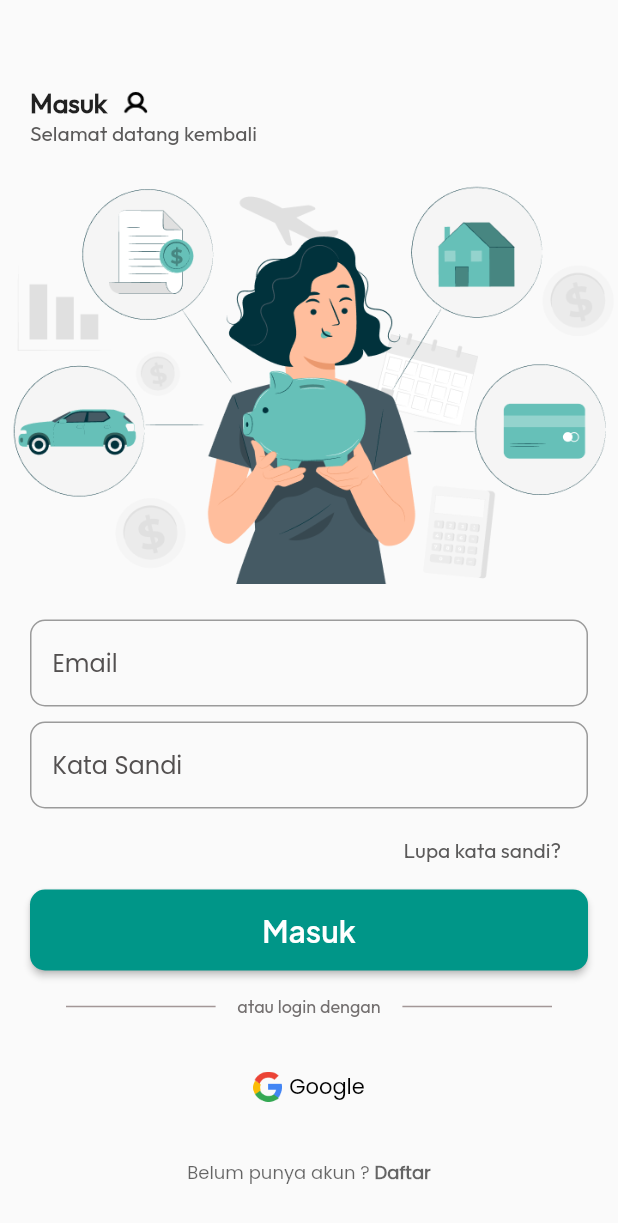
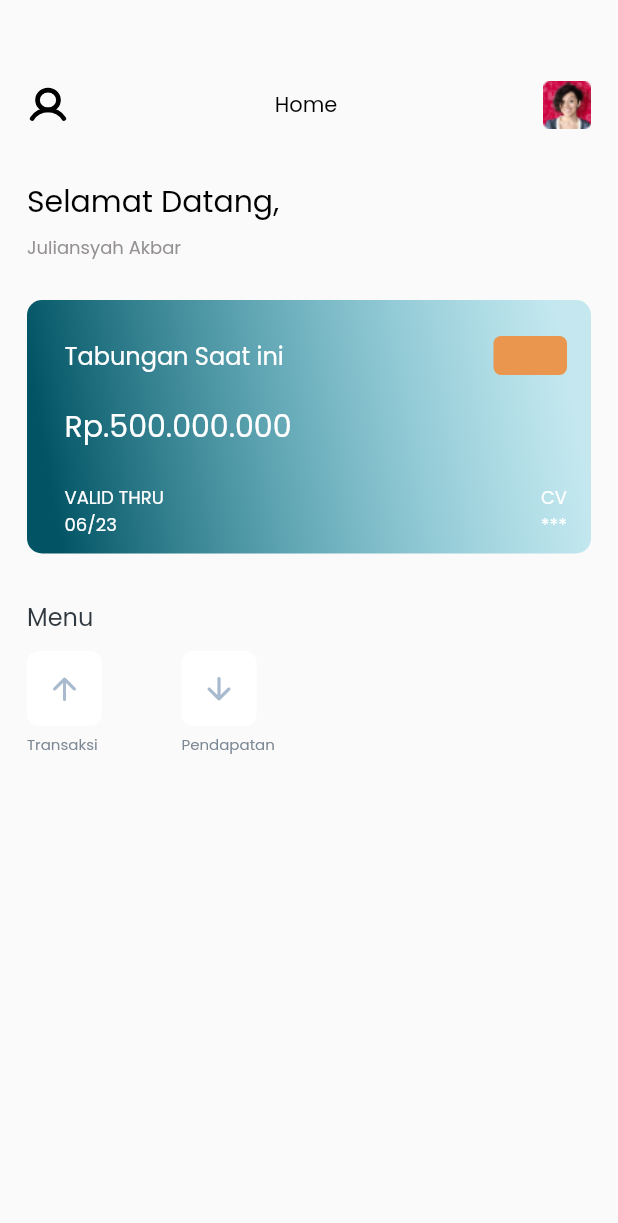
Before and after one commit to berkahIT/Mobile_Dev, a Flutter app: the screen it shows after launch, after a tap on "Masuk", on a phone screen of 412 x 824 dp. Shown: the top 1223 px of the screen. Run offline on Flutter 3.47's test engine with Material 2 defaults, Android fonts, the phone set to English and light mode, and no system bars; our stand-ins replace flutter_svg_provider.

Commit message:
add: home_page

```diff
--- /dev/null
+++ b/lib/home/home.dart
@@ -0,0 +1,227 @@
+import 'package:flutter/material.dart';
+import 'package:flutter_svg_provider/flutter_svg_provider.dart';
+
+class HomePage extends StatelessWidget {
+  const HomePage({super.key});
+
+  @override
+  Widget build(BuildContext context) {
+    return Scaffold(
+      backgroundColor: Color(0xFFFAFAFA),
+      body: SingleChildScrollView(
+        child: Padding(
+          padding: const EdgeInsets.symmetric(horizontal: 18),
+          child:
+              Column(crossAxisAlignment: CrossAxisAlignment.start, children: [
+            Padding(
+              padding: const EdgeInsets.only(top: 54),
+              child: Row(
+                mainAxisAlignment: MainAxisAlignment.spaceBetween,
+                children: [
+                  Image(
+                    image: Svg("assets/icons/User.svg", color: Colors.black),
+                    width: 28,
+                    height: 28,
+                  ),
+                  Padding(
+                    padding: const EdgeInsets.symmetric(horizontal: 109),
+                    child: Text("Home",
+                        style: TextStyle(
+                          fontSize: 14,
+                          color: Colors.black,
+                          fontFamily: "Poppins",
+                          fontWeight: FontWeight.w500,
+                        )),
+                  ),
+                  Image(
+                    image: AssetImage("assets/icons/profil.png"),
+                    width: 32,
+                    height: 32,
+                  )
+                ],
+              ),
+            ),
+            Padding(
+              padding: EdgeInsets.only(top: 33, bottom: 7),
+              child: Text(
+                "Selamat Datang,",
+                style: TextStyle(
+                    color: Colors.black,
+                    fontSize: 20,
+                    fontFamily: "Poppins",
+                    fontWeight: FontWeight.w500),
+              ),
+            ),
+            Text(
+              "Juliansyah Akbar",
+              style: TextStyle(
+                  color: Color(0xFF959191),
+                  fontSize: 12,
+                  fontFamily: "Poppins",
+                  fontWeight: FontWeight.w500),
+            ),
+            Container(
+              margin: EdgeInsets.only(top: 26, bottom: 30),
+              padding:
+                  EdgeInsets.only(top: 24, left: 25, right: 16, bottom: 10),
+              width: double.infinity,
+              decoration: ShapeDecoration(
+                  gradient: LinearGradient(
+                      begin: Alignment(-0.93, 0.36),
+                      end: Alignment(0.93, -0.36),
+                      colors: [Color(0xFF025464), Color(0x4940BBD4)]),
+                  shape: RoundedRectangleBorder(
+                      borderRadius: BorderRadius.circular(10))),
+              child: Column(
+                crossAxisAlignment: CrossAxisAlignment.start,
+                children: [
+                  Row(
+                      mainAxisAlignment: MainAxisAlignment.spaceBetween,
+                      children: [
+                        Text(
+                          "Tabungan Saat ini",
+                          style: TextStyle(
+                              color: Colors.white,
+                              fontSize: 16,
+                              fontFamily: "Poppins",
+                              fontWeight: FontWeight.w500),
+                        ),
+                        Container(
+                          width: 49,
+                          height: 26,
+                          decoration: ShapeDecoration(
+                              color: Color(0xFFEA964F),
+                              shape: RoundedRectangleBorder(
+                                  borderRadius: BorderRadius.circular(5))),
+                        ),
+                      ]),
+                  Padding(
+                    padding: const EdgeInsets.only(top: 19, bottom: 24),
+                    child: Text(
+                      "Rp.500.000.000",
+                      style: TextStyle(
+                          color: Colors.white,
+                          fontSize: 20,
+                          fontFamily: "Poppins",
+                          fontWeight: FontWeight.w500),
+                    ),
+                  ),
+                  Row(
+                    mainAxisAlignment: MainAxisAlignment.spaceBetween,
+                    children: [
+                      Text(
+                        "VALID THRU",
+                        style: TextStyle(
+                            color: Colors.white,
+                            fontSize: 12,
+                            fontFamily: "Poppins",
+                            fontWeight: FontWeight.w400),
+                      ),
+                      Text(
+                        "CV",
+                        style: TextStyle(
+                            color: Colors.white,
+                            fontSize: 12,
+                            fontFamily: "Poppins",
+                            fontWeight: FontWeight.w400),
+                      ),
+                    ],
+                  ),
+                  Row(
+                    mainAxisAlignment: MainAxisAlignment.spaceBetween,
+                    children: [
+                      Text(
+                        "06/23",
+                        style: TextStyle(
+                            color: Colors.white,
+                            fontSize: 12,
+                            fontFamily: "Poppins",
+                            fontWeight: FontWeight.w400),
+                      ),
+                      Text(
+                        "***",
+                        style: TextStyle(
+                            color: Colors.white,
+                            fontSize: 12,
+                            fontFamily: "Poppins",
+                            fontWeight: FontWeight.w400),
+                      ),
+                    ],
+                  )
+                ],
+              ),
+            ),
+            Text(
+              "Menu",
+              style: TextStyle(
+                  color: Color(0xFF303840),
+                  fontSize: 16,
+                  fontFamily: "Poppins",
+                  fontWeight: FontWeight.w500),
+            ),
+            Padding(
+              padding: const EdgeInsets.only(top: 11),
+              child: Row(
+                mainAxisAlignment: MainAxisAlignment.start,
+                children: [
+                  Column(
+                    crossAxisAlignment: CrossAxisAlignment.start,
+                    children: [
+                      Container(
+                        margin: EdgeInsets.only(bottom: 5, right: 53),
+                        width: 50,
+                        height: 50,
+                        decoration: ShapeDecoration(
+                            color: Colors.white,
+                            shape: RoundedRectangleBorder(
+                                borderRadius: BorderRadius.circular(8))),
+                        child: Center(
+                            child: Icon(Icons.arrow_upward_rounded,
+                                color: Color(0xFFA8BACD))),
+                      ),
+                      Text(
+                        "Transaksi",
+                        style: TextStyle(
+                            color: Color(0xFF7C8894),
+                            fontSize: 10,
+                            fontFamily: "Poppins",
+                            fontWeight: FontWeight.w500),
+                      )
+                    ],
+                  ),
+                  Column(
+                    crossAxisAlignment: CrossAxisAlignment.start,
+                    children: [
+                      Container(
+                        margin: EdgeInsets.only(bottom: 5),
+                        width: 50,
+                        height: 50,
+                        decoration: ShapeDecoration(
+                            color: Colors.white,
+                            shape: RoundedRectangleBorder(
+                                borderRadius: BorderRadius.circular(8))),
+                        child: Center(
+                            child: Icon(
+                          Icons.arrow_downward_rounded,
+                          color: Color(0xFFA8BACD),
+                        )),
+                      ),
+                      Text(
+                        "Pendapatan",
+                        style: TextStyle(
+                            color: Color(0xFF7C8894),
+                            fontSize: 10,
+                            fontFamily: "Poppins",
+                            fontWeight: FontWeight.w500),
+                      )
+                    ],
+                  )
+                ],
+              ),
+            )
+          ]),
+        ),
+      ),
+    );
+  }
+}
--- a/lib/register/login_page.dart
+++ b/lib/register/login_page.dart
@@ -1,5 +1,6 @@
 import 'package:flutter/material.dart';
 import 'package:flutter_svg_provider/flutter_svg_provider.dart';
+import 'package:slicing/home/home.dart';
 import 'package:slicing/register/daftar.dart';
 
 class LoginPage extends StatelessWidget {
@@ -68,9 +69,11 @@ class LoginPage extends StatelessWidget {
                           hintText: "Email",
                           focusedBorder: OutlineInputBorder(
                               borderRadius: BorderRadius.circular(10),
-                              borderSide: const BorderSide(color: Color(0xFF959191))),
+                              borderSide:
+                                  const BorderSide(color: Color(0xFF959191))),
                           border: OutlineInputBorder(
-                              borderSide: const BorderSide(color: Color(0xFF959191)),
+                              borderSide:
+                                  const BorderSide(color: Color(0xFF959191)),
                               borderRadius: BorderRadius.circular(10)),
                           contentPadding: const EdgeInsets.symmetric(
                               horizontal: 15, vertical: 17))),
@@ -116,7 +119,12 @@ class LoginPage extends StatelessWidget {
                       height: 54,
                       width: double.infinity,
                       child: ElevatedButton(
-                        onPressed: () {},
+                        onPressed: () {
+                          Navigator.pushReplacement(context,
+                              MaterialPageRoute(builder: (context) {
+                            return HomePage();
+                          }));
+                        },
                         child: Text(
                           "Masuk",
                           style: TextStyle(
@@ -143,12 +151,14 @@ class LoginPage extends StatelessWidget {
                         ),
                         Padding(
                           padding: EdgeInsets.symmetric(horizontal: 12),
-                          child: Text(" atau login dengan ",style: TextStyle(
+                          child: Text(
+                            " atau login dengan ",
+                            style: TextStyle(
                                 color: Color(0xFF747070),
                                 fontFamily: "Outfit",
                                 fontSize: 12,
-                            fontWeight: FontWeight.w400
-                          ),),
+                                fontWeight: FontWeight.w400),
+                          ),
                         ),
                         Expanded(
                           child: Divider(
@@ -166,20 +176,23 @@ class LoginPage extends StatelessWidget {
                       children: [
                         Padding(
                           padding: const EdgeInsets.only(right: 5),
-                          child: Image(image: AssetImage("assets/icons/icon.png"),
+                          child: Image(
+                            image: AssetImage("assets/icons/icon.png"),
                             width: 19,
-                          height: 20,),
+                            height: 20,
                           ),
-                        Text("Google", style: TextStyle(
+                        ),
+                        Text(
+                          "Google",
+                          style: TextStyle(
                               color: Colors.black,
                               fontSize: 14,
                               fontFamily: "Poppins",
-                          fontWeight: FontWeight.w500
-                        ),)
+                              fontWeight: FontWeight.w500),
+                        )
                       ],
                     ),
                   ),
-
                   Padding(
                     padding: const EdgeInsets.only(top: 38, bottom: 18),
                     child: Row(
@@ -196,15 +209,16 @@ class LoginPage extends StatelessWidget {
                         ),
                         GestureDetector(
                           onTap: () {
-                            Navigator.push(context, MaterialPageRoute(builder: (context){
+                            Navigator.push(context,
+                                MaterialPageRoute(builder: (context) {
                               return const Daftar();
                             }));
                           },
                           child: Text(
                             "Daftar",
                             style: TextStyle(
-                                color:
-                                    Colors.black.withOpacity(0.6000000238418579),
+                                color: Colors.black
+                                    .withOpacity(0.6000000238418579),
                                 fontSize: 12,
                                 fontFamily: "Poppins",
                                 fontWeight: FontWeight.w700),
```
Also changed, not shown: assets/icons/profil.png (added). Lines whose indentation alone changed are shown as unchanged.
